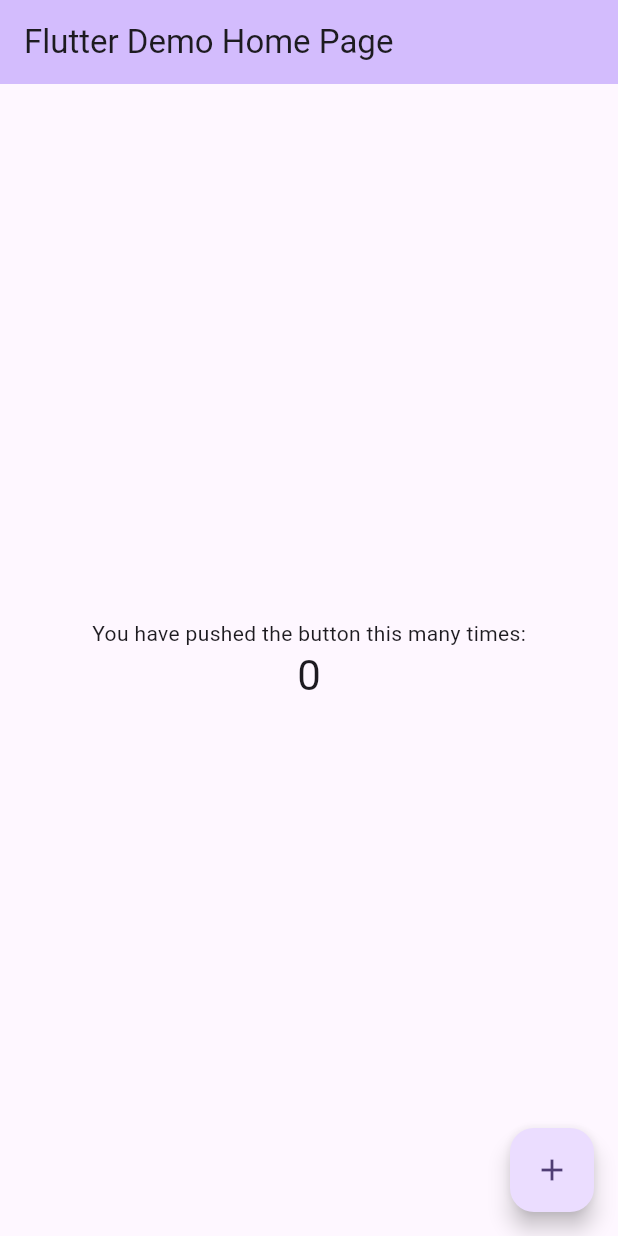
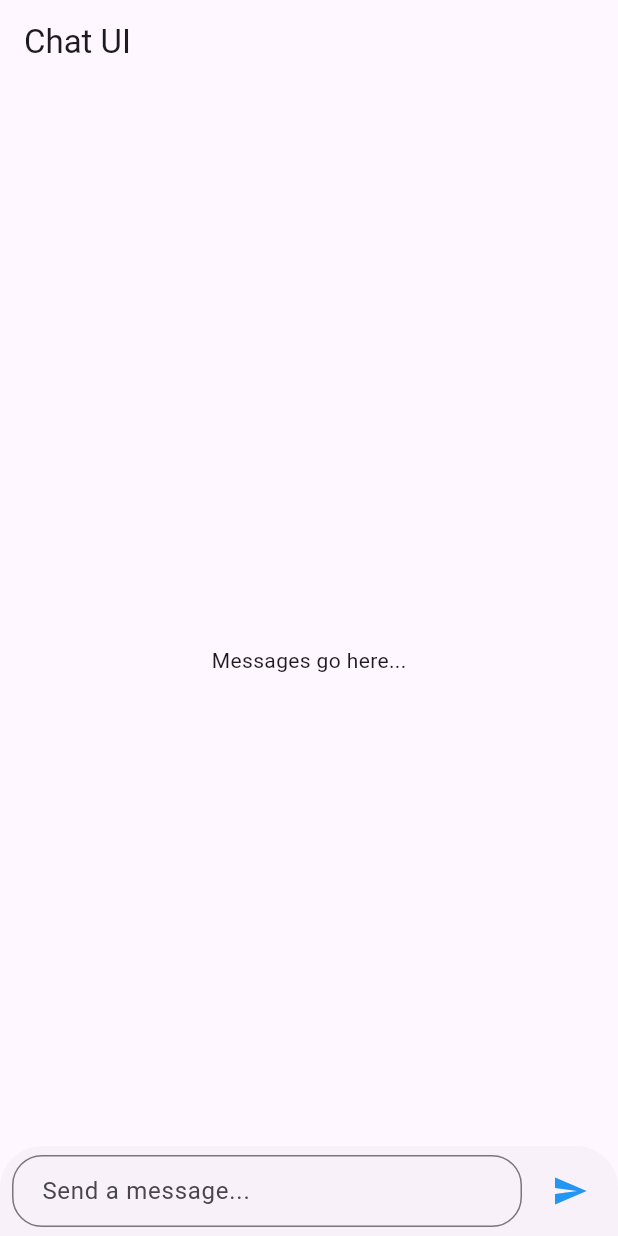
Before and after one commit to Light19-2003/WebHooks, a Flutter app: the screen it shows after launch, on a phone screen of 412 x 824 dp. Run offline on Flutter 3.47's test engine with Material 3 defaults, Android fonts, the phone set to English and light mode, and no system bars.

Commit message:
add new routes

```diff
--- a/Whats_api_app/whats_app/lib/Chat_ui_Screen.dart
+++ b/Whats_api_app/whats_app/lib/Chat_ui_Screen.dart
@@ -1 +1,50 @@
-stl
+import 'package:flutter/material.dart';
+
+class ChatUiScreen extends StatelessWidget {
+  const ChatUiScreen({super.key});
+
+  @override
+  Widget build(BuildContext context) {
+    return Scaffold(
+      appBar: AppBar(title: const Text('Chat UI')),
+
+      // body area (messages will go here later)
+      body: const Center(child: Text('Messages go here...')),
+
+      // bottom chat input bar
+      bottomSheet: SafeArea(
+        child: Padding(
+          padding: const EdgeInsets.symmetric(horizontal: 8.0, vertical: 6.0),
+          child: Row(
+            children: [
+              // TextField for message input
+              Expanded(
+                child: TextField(
+                  decoration: InputDecoration(
+                    hintText: 'Send a message...',
+                    border: OutlineInputBorder(
+                      borderRadius: BorderRadius.circular(20),
+                    ),
+                    contentPadding: const EdgeInsets.symmetric(
+                      horizontal: 16,
+                      vertical: 10,
+                    ),
+                  ),
+                ),
+              ),
+              const SizedBox(width: 8),
+
+              // Send button
+              IconButton(
+                icon: const Icon(Icons.send, color: Colors.blue),
+                onPressed: () {
+                  // send message logic here
+                },
+              ),
+            ],
+          ),
+        ),
+      ),
+    );
+  }
+}
--- a/Whats_api_app/whats_app/lib/main.dart
+++ b/Whats_api_app/whats_app/lib/main.dart
@@ -1,4 +1,5 @@
 import 'package:flutter/material.dart';
+import 'package:whats_app/Chat_ui_Screen.dart';
 
 void main() {
   runApp(const MyApp());
@@ -30,7 +31,7 @@ class MyApp extends StatelessWidget {
         // tested with just a hot reload.
         colorScheme: ColorScheme.fromSeed(seedColor: Colors.deepPurple),
       ),
-      home: const MyHomePage(title: 'Flutter Demo Home Page'),
+      home: ChatUiScreen(),
     );
   }
 }
```
Also changed, not shown: Whats_api_app/whats_app/lib/Controller/ChatController.dart (added), 2 other files.
